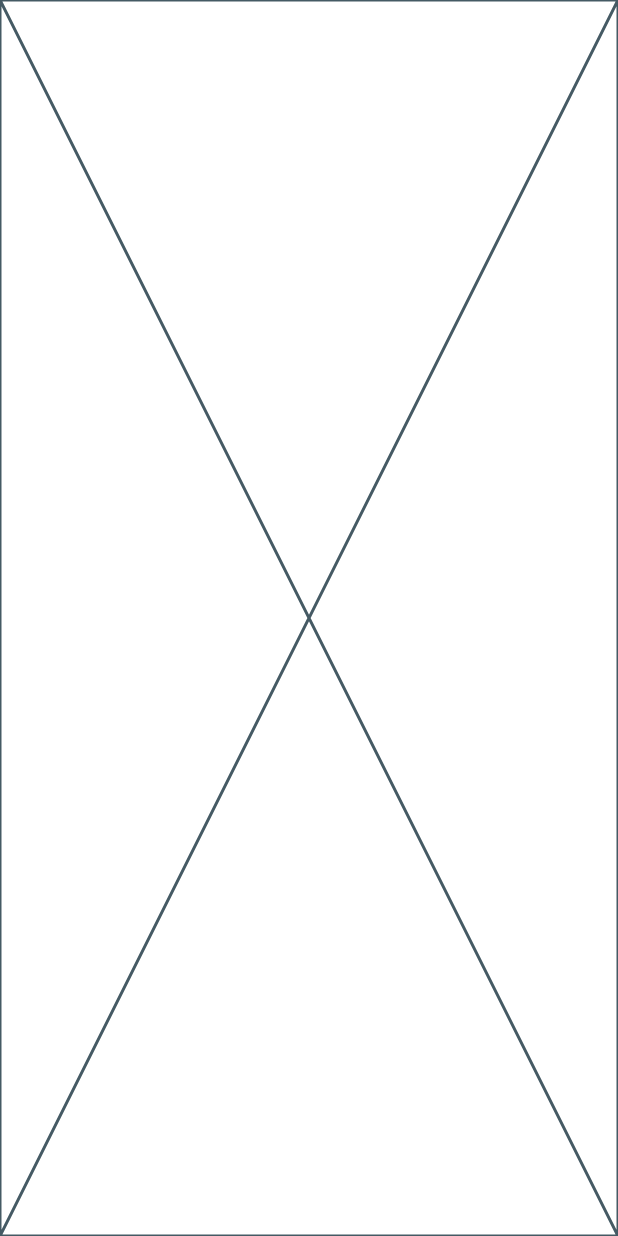
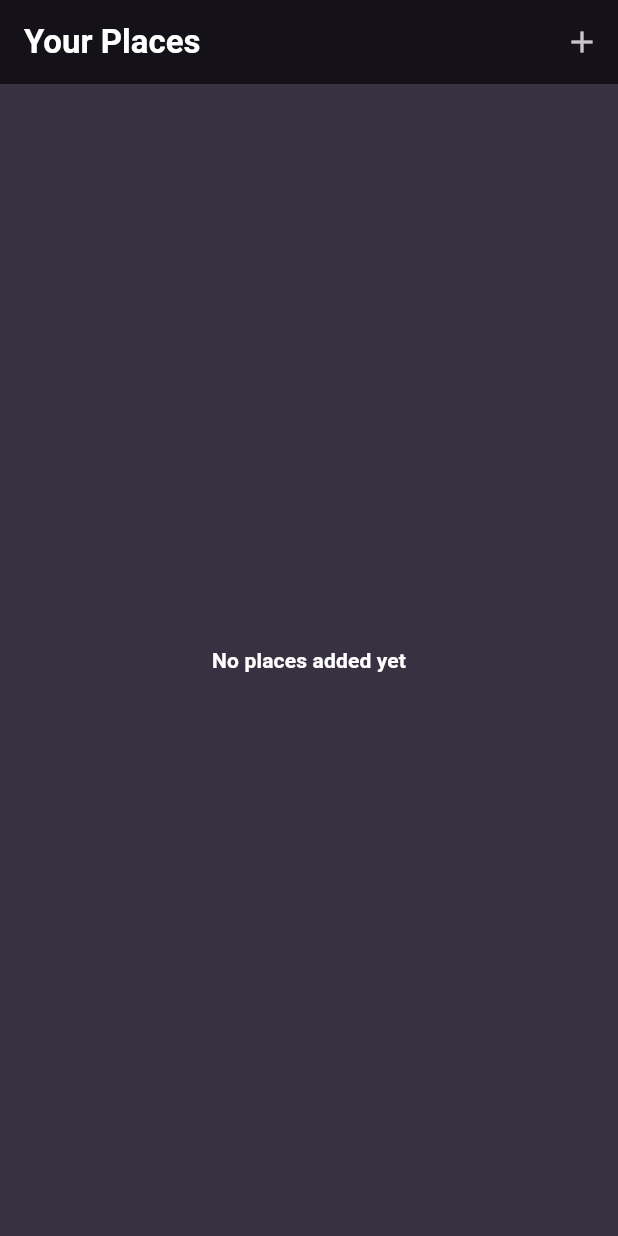
Before and after one commit to cocahonka/flutter-training-favorite-places, a Flutter app: the screen it shows after launch, on a phone screen of 412 x 824 dp. Run offline on Flutter 3.47's test engine with Material 3 defaults, Android fonts, the phone set to English and light mode, and no system bars; our stand-ins replace google_fonts.

Commit message:
added base screens

```diff
--- a/lib/main.dart
+++ b/lib/main.dart
@@ -1,3 +1,4 @@
+import 'package:favorite_places/screens/places_screen.dart';
 import 'package:flutter/material.dart';
 
 import 'package:google_fonts/google_fonts.dart';
@@ -10,6 +11,7 @@ final colorScheme = ColorScheme.fromSeed(
 
 final theme = ThemeData().copyWith(
   colorScheme: colorScheme,
+  scaffoldBackgroundColor: colorScheme.background,
   textTheme: GoogleFonts.ubuntuCondensedTextTheme().copyWith(
     titleSmall: GoogleFonts.ubuntuCondensed(
       fontWeight: FontWeight.bold,
@@ -35,7 +37,7 @@ class FavoritePlacesApp extends StatelessWidget {
     return MaterialApp(
       title: 'Great Places',
       theme: theme,
-      home: const Placeholder(),
+      home: const PlacesScreen(),
     );
   }
 }
--- /dev/null
+++ b/lib/screens/places_screen.dart
@@ -0,0 +1,45 @@
+import 'package:favorite_places/screens/new_place_screen.dart';
+import 'package:flutter/material.dart';
+
+class PlacesScreen extends StatefulWidget {
+  const PlacesScreen({super.key});
+
+  @override
+  State<PlacesScreen> createState() => _PlacesScreenState();
+}
+
+class _PlacesScreenState extends State<PlacesScreen> {
+  void _openNewPlaceScreen() {
+    Navigator.of(context).push<void>(
+      MaterialPageRoute(
+        builder: (_) {
+          return const NewPlaceScreen();
+        },
+      ),
+    );
+  }
+
+  @override
+  Widget build(BuildContext context) {
+    return Scaffold(
+      appBar: AppBar(
+        title: Text(
+          'Your Places',
+          style: Theme.of(context).textTheme.titleLarge,
+        ),
+        actions: [
+          IconButton(
+            onPressed: _openNewPlaceScreen,
+            icon: const Icon(Icons.add),
+          ),
+        ],
+      ),
+      body: Center(
+        child: Text(
+          'No places added yet',
+          style: Theme.of(context).textTheme.titleSmall,
+        ),
+      ),
+    );
+  }
+}
```
Also changed, not shown: lib/screens/new_place_screen.dart (added, +18 -0 lines).
